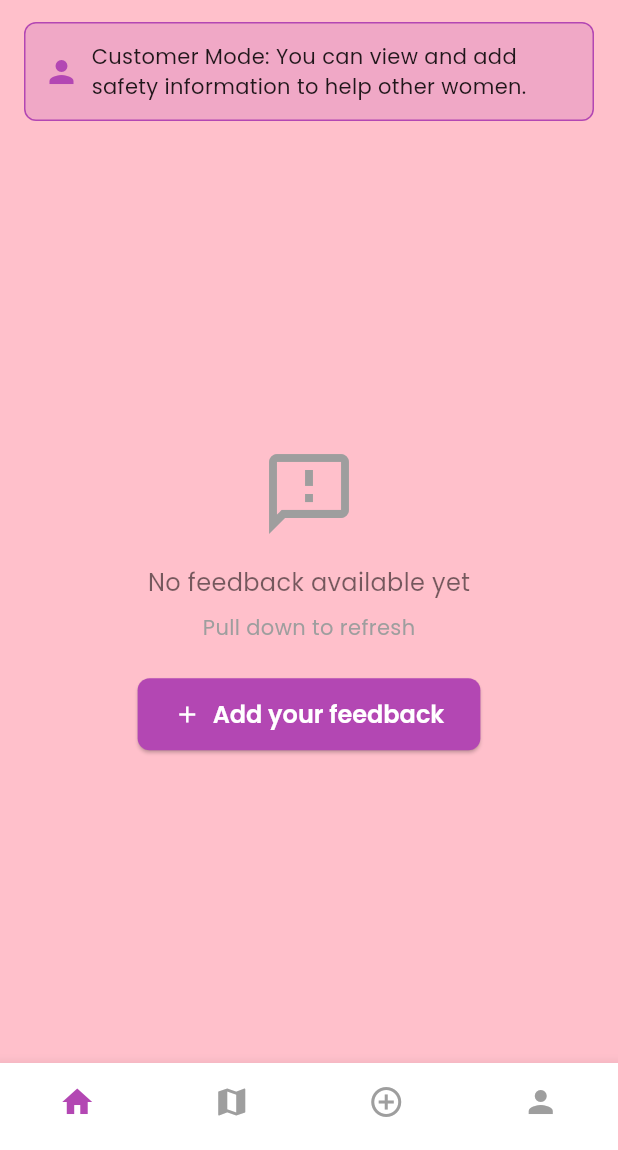
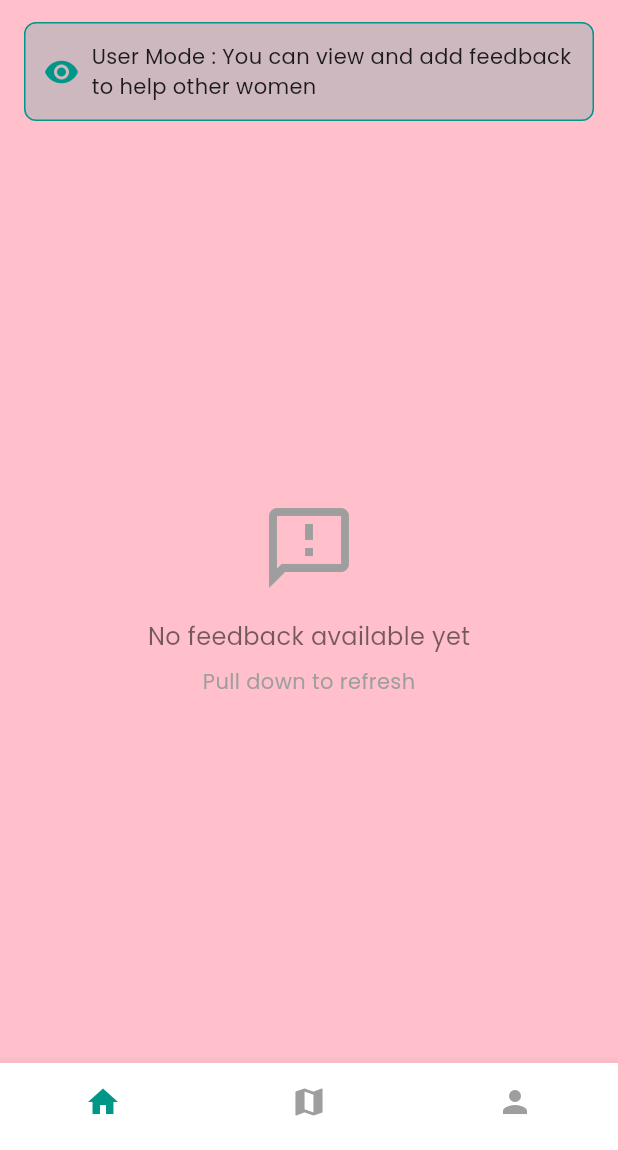
Before and after one commit to HazimDeveloper/WomanGigWorker, a Flutter app: the CustomerHomeScreen screen opened by its route, on a phone screen of 412 x 824 dp, the part 86-1236 px from its top. Run offline on Flutter 3.47's test engine with Material 3 defaults, Android fonts, the phone set to English and light mode, and no system bars; our stand-ins replace cached_network_image, cloud_firestore, firebase_auth, firebase_core, firebase_storage, flutter_image_compress and 4 more; accounts and stored records are empty.

Commit message:
update new features

```diff
--- a/lib/providers/auth_provider.dart
+++ b/lib/providers/auth_provider.dart
@@ -21,7 +21,10 @@ class AuthProvider with ChangeNotifier {
   bool get isCustomer => _user?.role == AppConstants.roleCustomer;
   bool get isBuddy => _user?.role == AppConstants.roleBuddy;
   bool get isAdmin => _user?.role == AppConstants.roleAdmin;
-
+  bool get canAddFeedback {
+    // Workers cannot add feedback, everyone else can
+    return _user != null && _user!.role != AppConstants.roleWorker;
+  }
   // Constructor - initialize user from current Firebase user
   AuthProvider() {
     _initializeUser();
--- a/lib/screens/admin/admin_approval_screen.dart
+++ b/lib/screens/admin/admin_approval_screen.dart
@@ -159,7 +159,7 @@ class _AdminApprovalScreenState extends State<AdminApprovalScreen> {
         backgroundColor: AppColors.primary,
         elevation: 0,
         title: const Text(
-          'BUDDY FEEDBACK APPROVAL',
+          'BUDDY SAFETY INFORMATION APPROVAL',
           style: TextStyle(
             fontSize: 20,
             fontWeight: FontWeight.bold,
--- a/lib/screens/admin/admin_home_screen.dart
+++ b/lib/screens/admin/admin_home_screen.dart
@@ -63,7 +63,7 @@ class AdminHomeScreen extends StatelessWidget {
             // Admin Menu Options
             _buildAdminMenuButton(
               context,
-              'Feedback Approval',
+              'Safety Information Approval',
               Icons.approval,
               () {
                 Navigator.pushNamed(context, AdminApprovalScreen.routeName);
--- a/lib/screens/customer/customer_home_screen.dart
+++ b/lib/screens/customer/customer_home_screen.dart
@@ -1,3 +1,5 @@
+// lib/screens/customer/customer_home_screen.dart
+
 import 'package:flutter/material.dart';
 import 'package:provider/provider.dart';
 import '../../providers/auth_provider.dart';
@@ -7,7 +9,6 @@ import '../../config/constants.dart';
 import '../../models/feedback_model.dart';
 import 'customer_map_screen.dart';
 import 'customer_profile_screen.dart';
-import 'customer_upload_screen.dart';
 
 class CustomerHomeScreen extends StatefulWidget {
   static const String routeName = '/customer/home';
@@ -122,6 +123,8 @@ class _CustomerHomeScreenState extends State<CustomerHomeScreen> {
       body: PageView(
         controller: _pageController,
         onPageChanged: _onPageChanged,
+        // Remove the swipe gesture if needed
+        physics: const ClampingScrollPhysics(),
         children: [
           // Home Feed Page
           _buildHomeFeed(isWorker),
@@ -129,10 +132,7 @@ class _CustomerHomeScreenState extends State<CustomerHomeScreen> {
           // Map Page
           const CustomerMapScreen(),
 
-          // Upload Feedback Page
-          const CustomerUploadScreen(),
-
-          // Profile Page
+          // Profile Page - remove the upload page
           const CustomerProfileScreen(),
         ],
       ),
@@ -141,7 +141,7 @@ class _CustomerHomeScreenState extends State<CustomerHomeScreen> {
         onTap: _onItemTapped,
         type: BottomNavigationBarType.fixed,
         backgroundColor: Colors.white,
-        selectedItemColor: isWorker ? Colors.teal : AppColors.secondary,
+        selectedItemColor: Colors.teal, // Worker color
         unselectedItemColor: Colors.grey,
         showSelectedLabels: false,
         showUnselectedLabels: false,
@@ -154,10 +154,7 @@ class _CustomerHomeScreenState extends State<CustomerHomeScreen> {
             icon: Icon(Icons.map),
             label: 'Map',
           ),
-          BottomNavigationBarItem(
-            icon: Icon(Icons.add_circle_outline),
-            label: 'Upload',
-          ),
+          // No upload tab for workers
           BottomNavigationBarItem(
             icon: Icon(Icons.person),
             label: 'Profile',
@@ -194,26 +191,26 @@ class _CustomerHomeScreenState extends State<CustomerHomeScreen> {
             ),
           ),
 
-          // Role-specific header
+          // Role-specific header - Updated for worker view-only mode
           Container(
             margin: const EdgeInsets.fromLTRB(16, 8, 16, 8),
             padding: const EdgeInsets.all(12),
             decoration: BoxDecoration(
-              color: _getRoleColor(isWorker).withOpacity(0.2),
+              color: Colors.teal.withOpacity(0.2),
               borderRadius: BorderRadius.circular(8),
-              border: Border.all(color: _getRoleColor(isWorker)),
+              border: Border.all(color: Colors.teal),
             ),
             child: Row(
-              children: [
+              children: const [
                 Icon(
-                  _getRoleIcon(isWorker),
-                  color: _getRoleColor(isWorker),
+                  Icons.visibility,
+                  color: Colors.teal,
                 ),
-                const SizedBox(width: 8),
+                SizedBox(width: 8),
                 Expanded(
                   child: Text(
-                    _getRoleMessage(isWorker),
-                    style: const TextStyle(
+                    'User Mode : You can view and add feedback to help other women',
+                    style: TextStyle(
                       fontSize: 14,
                       color: Colors.black87,
                     ),
@@ -244,40 +241,29 @@ class _CustomerHomeScreenState extends State<CustomerHomeScreen> {
                     return Center(
                       child: Column(
                         mainAxisAlignment: MainAxisAlignment.center,
-                        children: [
-                          const Icon(
+                        children: const [
+                          Icon(
                             Icons.feedback_outlined,
                             size: 64,
                             color: Colors.grey,
                           ),
-                          const SizedBox(height: 16),
-                          const Text(
+                          SizedBox(height: 16),
+                          Text(
                             'No feedback available yet',
                             style: TextStyle(
                               fontSize: 16,
                               color: Colors.black54,
                             ),
                           ),
-                          const SizedBox(height: 8),
-                          const Text(
+                          SizedBox(height: 8),
+                          Text(
                             'Pull down to refresh',
                             style: TextStyle(
                               fontSize: 14,
                               color: Colors.grey,
                             ),
                           ),
-                          const SizedBox(height: 24),
-                          ElevatedButton.icon(
-                            onPressed: () {
-                              _pageController.jumpToPage(2); // Go to upload screen
-                            },
-                            icon: const Icon(Icons.add),
-                            label: const Text('Add your feedback'),
-                            style: ElevatedButton.styleFrom(
-                              backgroundColor: isWorker ? Colors.teal : AppColors.secondary,
-                              foregroundColor: Colors.white,
-                            ),
-                          ),
+                          // Remove the "Add your feedback" button for workers
                         ],
                       ),
                     );
@@ -292,7 +278,7 @@ class _CustomerHomeScreenState extends State<CustomerHomeScreen> {
                         feedback: feedback[index],
                         currentUserId: userId,
                         onTap: () {
-                          // TODO: Implement feedback details screen
+                          // View feedback details (can remain enabled for workers)
                         },
                         onLikeToggle: (isLiked) {
                           _handleLikeToggle(feedback[index], isLiked);
@@ -312,7 +298,7 @@ class _CustomerHomeScreenState extends State<CustomerHomeScreen> {
     );
   }
 
-  // Helper methods for role-specific UI
+  // Helper methods for role-specific UI are kept but not used in the new implementation
   Color _getRoleColor(bool isWorker) {
     return isWorker ? Colors.teal : AppColors.secondary;
   }
@@ -320,12 +306,4 @@ class _CustomerHomeScreenState extends State<CustomerHomeScreen> {
   IconData _getRoleIcon(bool isWorker) {
     return isWorker ? Icons.work : Icons.person;
   }
-
-  String _getRoleMessage(bool isWorker) {
-    if (isWorker) {
-      return 'Worker Mode: Your feedback will automatically be approved to help other women in your community.';
-    } else {
-      return 'Customer Mode: You can view and add safety information to help other women.';
-    }
-  }
 }
--- a/lib/screens/customer/customer_upload_screen.dart
+++ b/lib/screens/customer/customer_upload_screen.dart
@@ -480,7 +480,7 @@ class _CustomerUploadScreenState extends State<CustomerUploadScreen> with Single
         backgroundColor: AppColors.primary,
         elevation: 0,
         title: const Text(
-          'Add Feedback',
+          ' ADD SAFETY INFORMATION',
           style: TextStyle(
             fontSize: 18,
             fontWeight: FontWeight.bold,
@@ -494,7 +494,7 @@ class _CustomerUploadScreenState extends State<CustomerUploadScreen> with Single
           labelColor: Colors.black,
           tabs: const [
             Tab(
-              text: 'FEEDBACK',
+              text: 'SAFETY INFORMATION',
               icon: Icon(Icons.feedback),
             ),
             Tab(
@@ -644,7 +644,7 @@ class _CustomerUploadScreenState extends State<CustomerUploadScreen> with Single
 
                 // Feedback Text
                 CustomTextField(
-                  labelText: 'WRITE YOUR FEEDBACK',
+                  labelText: 'WRITE YOUR CAPTION',
                   hintText: 'Share your experience at this location...',
                   controller: _feedbackController,
                   keyboardType: TextInputType.multiline,
--- a/lib/widgets/risk_map.dart
+++ b/lib/widgets/risk_map.dart
@@ -10,7 +10,7 @@ class RiskMap extends StatefulWidget {
   final LatLng? initialPosition;
   final double initialZoom;
   final Function(LocationModel location)? onLocationSelected;
-  final Function(LatLng position)? onMapTapped; // Add this new callback
+  final Function(LatLng position)? onMapTapped; // This will be null for workers
 
   const RiskMap({
     Key? key,
@@ -18,7 +18,7 @@ class RiskMap extends StatefulWidget {
     this.initialPosition,
     this.initialZoom = 14.0,
     this.onLocationSelected,
-    this.onMapTapped, // Add this parameter
+    this.onMapTapped, // Will be null for view-only mode
   }) : super(key: key);
 
   @override
@@ -47,6 +47,8 @@ class RiskMapState extends State<RiskMap> {
       _updateMarkersAndCircles();
     }
   }
+
+
 
   void _updateMarkersAndCircles() {
     final Set<Marker> markers = {};
```
Also changed, not shown: lib/screens/buddy/buddy_home_screen.dart (+73 -5 lines), lib/screens/customer/customer_map_screen.dart (+40 -1 lines).
